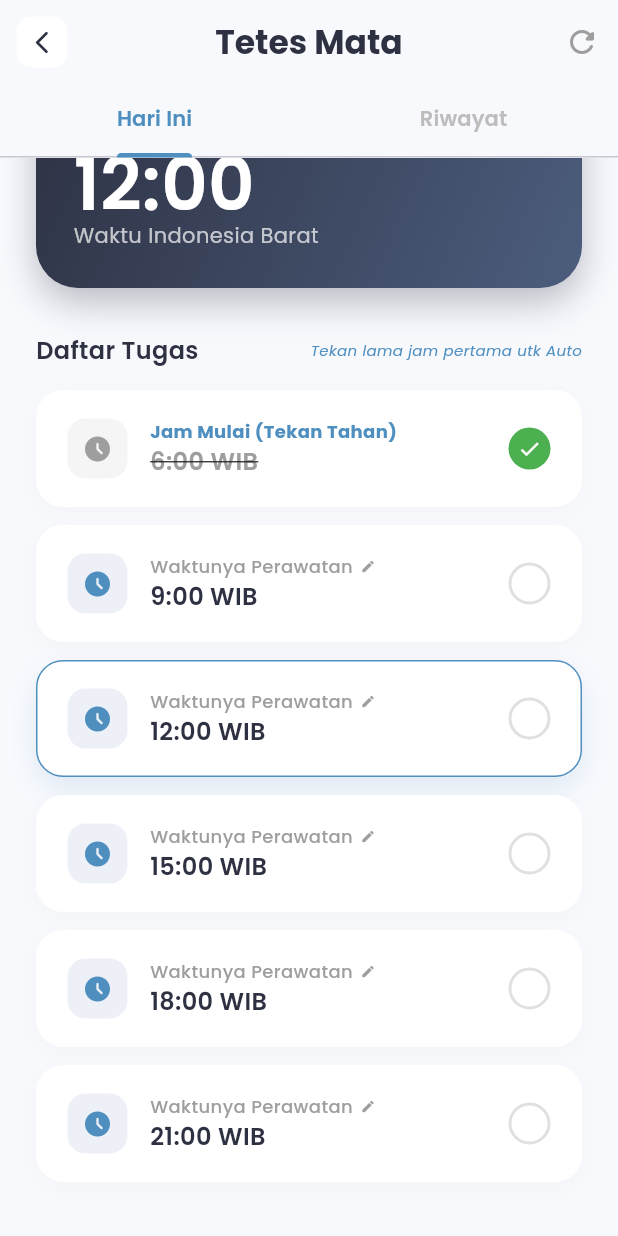
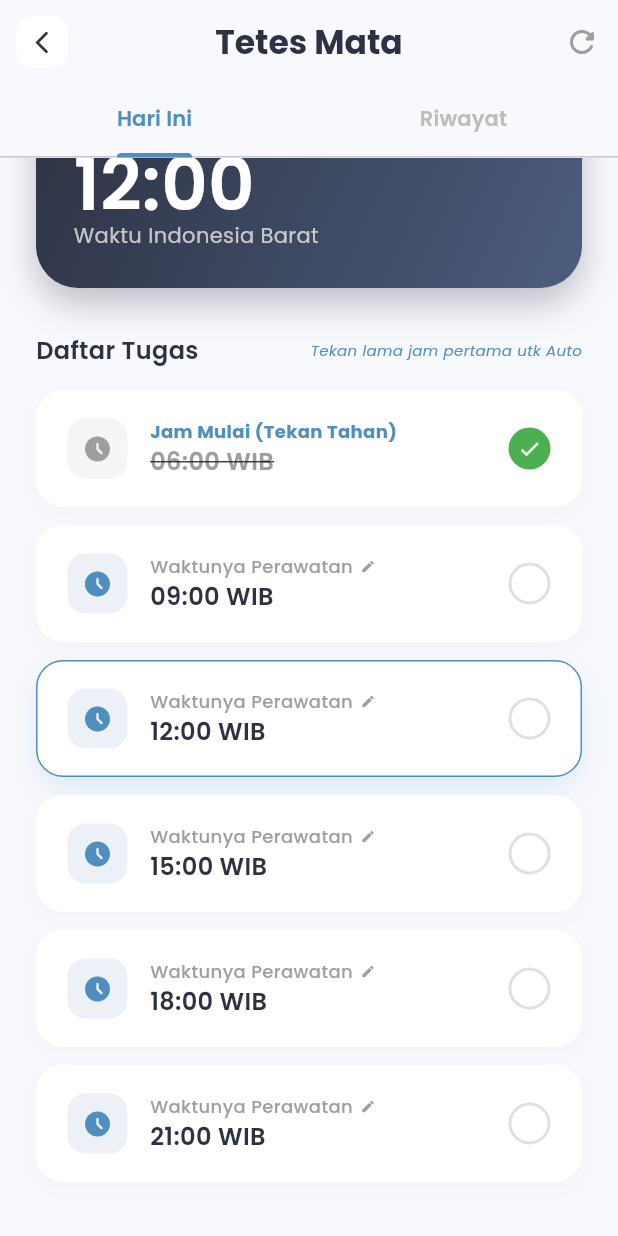
Before and after one commit to RaafiStudent/JagaNetra, a Flutter app: the DetailPage screen opened directly, scrolled down 99 dp, after a tap on "Jam Mulai (Tekan Tahan)", on a phone screen of 412 x 824 dp. Run offline on Flutter 3.47's test engine with Material 3 defaults, Android fonts, the light colour scheme and no system bars; our stand-ins replace flutter_local_notifications, google_fonts, shared_preferences, timezone; accounts and stored records are empty.

Commit message:
Refactor engine to support minute-precision scheduling (e.g. 06:35)

```diff
--- a/lib/pages/detail_page.dart
+++ b/lib/pages/detail_page.dart
@@ -2,13 +2,13 @@ import 'package:flutter/material.dart';
 import 'package:google_fonts/google_fonts.dart';
 import 'package:intl/intl.dart';
 import 'package:shared_preferences/shared_preferences.dart';
-import 'package:flutter/services.dart'; // Untuk Haptic Feedback (Getar)
+import 'package:flutter/services.dart';
 import 'history_detail_page.dart';
 
 class DetailPage extends StatefulWidget {
   final String title;
   final String type;
-  final List<int> defaultSchedules; // Variabel penampung jadwal bawaan
+  final List<int> defaultSchedules; // List Jam (misal: 6, 9, 12...)
 
   const DetailPage({
     super.key,
@@ -25,11 +25,11 @@ class _DetailPageState extends State<DetailPage>
     with SingleTickerProviderStateMixin {
   late TabController _tabController;
 
-  // Data Jadwal & Status Checklist
+  // PENTING: Sekarang menyimpan "Total Menit" (bukan jam saja)
+  // Contoh: Jam 01:00 = 60, Jam 01:30 = 90
   List<int> currentSchedules = [];
   Set<int> completedItems = {};
 
-  // Keys Penyimpanan
   String get _keyDone => 'done_${widget.type}';
   String get _keyDate => 'last_date_${widget.type}';
   String get _keySchedule => 'schedule_${widget.type}';
@@ -41,24 +41,41 @@ class _DetailPageState extends State<DetailPage>
     _loadAllData();
   }
 
-  // --- LOGIC LOADING DATA ---
+  // --- FORMATTER HELPER ---
+  // Mengubah angka menit (misal 395) menjadi teks "06:35"
+  String _formatMinutes(int totalMinutes) {
+    int h = totalMinutes ~/ 60;
+    int m = totalMinutes % 60;
+    return '${h.toString().padLeft(2, '0')}:${m.toString().padLeft(2, '0')}';
+  }
+
   Future<void> _loadAllData() async {
     final prefs = await SharedPreferences.getInstance();
 
-    // 1. Load Jadwal (Schedule)
+    // 1. Load Jadwal
     List<String>? savedSch = prefs.getStringList(_keySchedule);
     if (savedSch != null && savedSch.isNotEmpty) {
       setState(() {
         currentSchedules = savedSch.map((e) => int.parse(e)).toList();
+
+        // MIGRASI OTOMATIS:
+        // Jika data lama masih satuan JAM (< 24), ubah ke MENIT (* 60)
+        // Agar aplikasi tidak error saat update dari versi lama
+        for(int i=0; i<currentSchedules.length; i++) {
+          if (currentSchedules[i] < 24) {
+            currentSchedules[i] = currentSchedules[i] * 60;
+          }
+        }
         currentSchedules.sort();
       });
     } else {
+      // Load Default (Konversi Jam ke Menit)
       setState(() {
-        currentSchedules = List.from(widget.defaultSchedules);
+        currentSchedules = widget.defaultSchedules.map((h) => h * 60).toList();
       });
     }
 
-    // 2. Load Status Checklist (Centang)
+    // 2. Load Checklist
     String lastDate = prefs.getString(_keyDate) ?? "";
     String todayDate = DateFormat('yyyy-MM-dd').format(DateTime.now());
 
@@ -78,7 +95,6 @@ class _DetailPageState extends State<DetailPage>
     }
   }
 
-  // --- LOGIC SIMPAN DATA ---
   Future<void> _saveChecklist() async {
     final prefs = await SharedPreferences.getInstance();
     await prefs.setStringList(
@@ -93,26 +109,29 @@ class _DetailPageState extends State<DetailPage>
         _keySchedule, currentSchedules.map((e) => e.toString()).toList());
   }
 
-  // --- INTERAKSI USER ---
-  void _toggleItem(int hour) {
+  void _toggleItem(int totalMinutes) {
     HapticFeedback.lightImpact();
     setState(() {
-      if (completedItems.contains(hour)) {
-        completedItems.remove(hour);
+      if (completedItems.contains(totalMinutes)) {
+        completedItems.remove(totalMinutes);
       } else {
-        completedItems.add(hour);
+        completedItems.add(totalMinutes);
       }
     });
     _saveChecklist();
   }
 
-  // --- LOGIC BARU: EDIT JAM PINTAR ---
-  Future<void> _editTime(int index, int oldHour) async {
+  // --- LOGIC EDIT JAM PRESISI ---
+  Future<void> _editTime(int index, int oldTotalMinutes) async {
     HapticFeedback.mediumImpact();
+
+    // Konversi menit lama ke TimeOfDay untuk ditampilkan di picker
+    int initialHour = oldTotalMinutes ~/ 60;
+    int initialMinute = oldTotalMinutes % 60;
 
     final TimeOfDay? picked = await showTimePicker(
       context: context,
-      initialTime: TimeOfDay(hour: oldHour, minute: 0),
+      initialTime: TimeOfDay(hour: initialHour, minute: initialMinute),
       helpText: index == 0 && widget.type == 'eyedrops'
           ? "ATUR JAM PERTAMA"
           : "UBAH JAM PERAWATAN",
@@ -131,60 +150,64 @@ class _DetailPageState extends State<DetailPage>
     );
 
     if (picked != null) {
-      // LOGIC BARU: Jika ini Tetes Mata DAN user mengubah jadwal pertama (Index 0)
+      // Hitung Total Menit Baru
+      int newTotalMinutes = (picked.hour * 60) + picked.minute;
+
       if (widget.type == 'eyedrops' && index == 0) {
-        // Tampilkan Dialog Konfirmasi Canggih
         bool? isAuto = await showDialog<bool>(
           context: context,
           builder: (ctx) => AlertDialog(
-            title: Text("Atur Otomatis?", style: GoogleFonts.poppins(fontWeight: FontWeight.bold)),
+            title: Text("Atur Otomatis?",
+                style: GoogleFonts.poppins(fontWeight: FontWeight.bold)),
             content: Text(
-              "Anda mengubah jam pertama ke ${picked.hour}:00.\n\nApakah Anda ingin jadwal berikutnya otomatis menyesuaikan (+3 jam)?",
+              "Anda mengubah jam pertama ke ${_formatMinutes(newTotalMinutes)}.\n\nApakah jadwal berikutnya otomatis menyesuaikan (+3 jam)?",
               style: GoogleFonts.poppins(),
             ),
             actions: [
               TextButton(
-                onPressed: () => Navigator.pop(ctx, false), // Tidak, Manual saja
-                child: const Text("Manual Saja", style: TextStyle(color: Colors.grey)),
+                onPressed: () => Navigator.pop(ctx, false),
+                child: const Text("Manual Saja",
+                    style: TextStyle(color: Colors.grey)),
               ),
               ElevatedButton(
-                style: ElevatedButton.styleFrom(backgroundColor: const Color(0xFF4F8FC0)),
-                onPressed: () => Navigator.pop(ctx, true), // Ya, Otomatis
-                child: const Text("Ya, Otomatis", style: TextStyle(color: Colors.white)),
+                style: ElevatedButton.styleFrom(
+                    backgroundColor: const Color(0xFF4F8FC0)),
+                onPressed: () => Navigator.pop(ctx, true),
+                child: const Text("Ya, Otomatis",
+                    style: TextStyle(color: Colors.white)),
               ),
             ],
           ),
         );
 
         if (isAuto == true) {
-          // GENERATE OTOMATIS 6 JADWAL
           setState(() {
-             completedItems.clear(); // Reset centang biar aman
+            completedItems.clear(); // Reset checklist
             currentSchedules.clear();
 
-             int startHour = picked.hour;
-             for(int i=0; i<6; i++) {
-               // Tambah 3 jam, jika lewat 24 jam pakai modulo
-               int nextHour = (startHour + (i * 3)) % 24;
-               currentSchedules.add(nextHour);
+            int startMinutes = newTotalMinutes;
+            for (int i = 0; i < 6; i++) {
+              // Tambah 180 menit (3 jam) setiap interval
+              int nextMinutes = (startMinutes + (i * 180)) % 1440; // 1440 = 24 jam x 60 menit
+              currentSchedules.add(nextMinutes);
             }
             currentSchedules.sort();
           });
 
           await _saveSchedule();
-          _showSuccessSnackbar("Semua jadwal berhasil diperbarui otomatis!");
-          return; // Selesai, keluar fungsi
+          _showSuccessSnackbar("Semua jadwal berhasil diperbarui!");
+          return;
         }
       }
 
-      // Logic Edit Biasa (Manual)
+      // Manual Update
       setState(() {
-        completedItems.remove(oldHour);
-        currentSchedules[index] = picked.hour;
+        completedItems.remove(oldTotalMinutes);
+        currentSchedules[index] = newTotalMinutes;
         currentSchedules.sort();
       });
       await _saveSchedule();
-      _showSuccessSnackbar("Jadwal berhasil diubah ke jam ${picked.hour}:00");
+      _showSuccessSnackbar("Jadwal diubah ke ${_formatMinutes(newTotalMinutes)}");
     }
   }
 
@@ -202,10 +225,13 @@ class _DetailPageState extends State<DetailPage>
 
   @override
   Widget build(BuildContext context) {
+    // Cari jadwal berikutnya (Logic Menit)
+    int currentMinutesNow = (DateTime.now().hour * 60) + DateTime.now().minute;
     int nextSchedule = 0;
+
     if (currentSchedules.isNotEmpty) {
        nextSchedule = currentSchedules.firstWhere(
-        (h) => h > DateTime.now().hour,
+        (m) => m > currentMinutesNow,
         orElse: () => currentSchedules[0],
       );
     }
@@ -234,27 +260,34 @@ class _DetailPageState extends State<DetailPage>
         actions: [
           IconButton(
             icon: const Icon(Icons.refresh_rounded, color: Colors.grey),
-            tooltip: "Reset Jadwal ke Awal",
+            tooltip: "Reset Jadwal",
             onPressed: () async {
               showDialog(
                 context: context,
                 builder: (ctx) => AlertDialog(
-                  title: Text("Reset Jadwal?", style: GoogleFonts.poppins(fontWeight: FontWeight.bold)),
-                  content: Text("Jadwal akan kembali ke pengaturan awal dokter.", style: GoogleFonts.poppins()),
+                  title: Text("Reset Jadwal?",
+                      style: GoogleFonts.poppins(fontWeight: FontWeight.bold)),
+                  content: Text("Kembali ke pengaturan awal dokter.",
+                      style: GoogleFonts.poppins()),
                   actions: [
-                    TextButton(onPressed: () => Navigator.pop(ctx), child: const Text("Batal")),
+                    TextButton(
+                        onPressed: () => Navigator.pop(ctx),
+                        child: const Text("Batal")),
                     TextButton(
                         onPressed: () {
                           setState(() {
-                           currentSchedules = List.from(widget.defaultSchedules);
+                            // Reset ke default (Konversi jam default ke menit)
+                            currentSchedules = widget.defaultSchedules
+                                .map((h) => h * 60)
+                                .toList();
                             completedItems.clear();
                           });
                           _saveSchedule();
                           _saveChecklist();
                           Navigator.pop(ctx);
                         },
-                      child: const Text("Reset", style: TextStyle(color: Colors.red))
-                    ),
+                        child: const Text("Reset",
+                            style: TextStyle(color: Colors.red))),
                   ],
                 ),
               );
@@ -324,7 +357,7 @@ class _DetailPageState extends State<DetailPage>
                     ),
                     const SizedBox(height: 15),
                     Text(
-                      "$nextSchedule:00",
+                      _formatMinutes(nextSchedule), // Tampilkan format HH:mm
                       style: GoogleFonts.poppins(
                           color: Colors.white,
                           fontSize: 48,
@@ -349,8 +382,7 @@ class _DetailPageState extends State<DetailPage>
                           fontSize: 16,
                           fontWeight: FontWeight.w600,
                           color: const Color(0xFF2D3142))),
-                   // Petunjuk kecil agar user tahu bisa diedit
-                   if(widget.type == 'eyedrops')
+                  if (widget.type == 'eyedrops')
                     Text("Tekan lama jam pertama utk Auto",
                         style: GoogleFonts.poppins(
                             fontSize: 10,
@@ -363,8 +395,8 @@ class _DetailPageState extends State<DetailPage>
 
               ...currentSchedules.asMap().entries.map((entry) {
                 int index = entry.key;
-                 int hour = entry.value;
-                 return _buildTaskTile(index, hour);
+                int totalMinutes = entry.value;
+                return _buildTaskTile(index, totalMinutes);
               }).toList(),
             ],
           ),
@@ -383,18 +415,21 @@ class _DetailPageState extends State<DetailPage>
     );
   }
 
-  Widget _buildTaskTile(int index, int hour) {
-    bool isDone = completedItems.contains(hour);
-    bool isPassed = DateTime.now().hour >= hour;
+  Widget _buildTaskTile(int index, int totalMinutes) {
+    bool isDone = completedItems.contains(totalMinutes);
+
+    int currentMinutesNow = (DateTime.now().hour * 60) + DateTime.now().minute;
+    bool isPassed = currentMinutesNow >= totalMinutes;
+
     bool isNext = !isPassed &&
         !isDone &&
-        (hour ==
-            currentSchedules.firstWhere((h) => h > DateTime.now().hour,
-                orElse: () => 99));
+        (totalMinutes ==
+            currentSchedules.firstWhere((m) => m > currentMinutesNow,
+                orElse: () => 9999));
 
     return GestureDetector(
-      onTap: () => _toggleItem(hour),
-      onLongPress: () => _editTime(index, hour),
+      onTap: () => _toggleItem(totalMinutes),
+      onLongPress: () => _editTime(index, totalMinutes),
       child: AnimatedContainer(
         duration: const Duration(milliseconds: 200),
         margin: const EdgeInsets.only(bottom: 12),
@@ -438,19 +473,24 @@ class _DetailPageState extends State<DetailPage>
                   Row(
                     children: [
                       Text(
-                        // Teks beda utk jam pertama biar jelas
-                        (index == 0 && widget.type == 'eyedrops') ? "Jam Mulai (Tekan Tahan)" : "Waktunya Perawatan",
+                          (index == 0 && widget.type == 'eyedrops')
+                              ? "Jam Mulai (Tekan Tahan)"
+                              : "Waktunya Perawatan",
                           style: GoogleFonts.poppins(
                               fontSize: 12,
-                              color: (index == 0 && widget.type == 'eyedrops') ? const Color(0xFF4F8FC0) : Colors.grey[500],
-                              fontWeight: (index == 0 && widget.type == 'eyedrops') ? FontWeight.bold : FontWeight.w500)),
-                      if(!isDone)
-                        const SizedBox(width: 5),
-                      if(!isDone)
+                              color: (index == 0 && widget.type == 'eyedrops')
+                                  ? const Color(0xFF4F8FC0)
+                                  : Colors.grey[500],
+                              fontWeight:
+                                  (index == 0 && widget.type == 'eyedrops')
+                                      ? FontWeight.bold
+                                      : FontWeight.w500)),
+                      if (!isDone) const SizedBox(width: 5),
+                      if (!isDone)
                         const Icon(Icons.edit, size: 10, color: Colors.grey)
                     ],
                   ),
-                  Text("$hour:00 WIB",
+                  Text(_formatMinutes(totalMinutes) + " WIB", // Tampilkan format HH:mm
                       style: GoogleFonts.poppins(
                           fontSize: 16,
                           fontWeight: FontWeight.w600,
@@ -484,6 +524,8 @@ class _DetailPageState extends State<DetailPage>
   Widget _buildHistoryCard(BuildContext context, String dayName,
       String fullDate, int percentage, bool perfect) {
     Color color = percentage == 100 ? Colors.green : Colors.orange;
+    // Note: HistoryDetailPage juga perlu update jika ingin menampilkan history secara akurat,
+    // tapi untuk sekarang kita fokus ke detail hari ini dulu.
     return GestureDetector(
       onTap: () {
         Navigator.push(
@@ -491,7 +533,7 @@ class _DetailPageState extends State<DetailPage>
             MaterialPageRoute(
               builder: (context) => HistoryDetailPage(
                   dateTitle: "$dayName, $fullDate",
-                  schedules: currentSchedules,
+                  schedules: currentSchedules.map((m) => m ~/ 60).toList(), // Konversi balik ke jam untuk simulasi history
                   isPerfect: perfect),
             ));
       },
```
Lines whose indentation alone changed are shown as unchanged.
